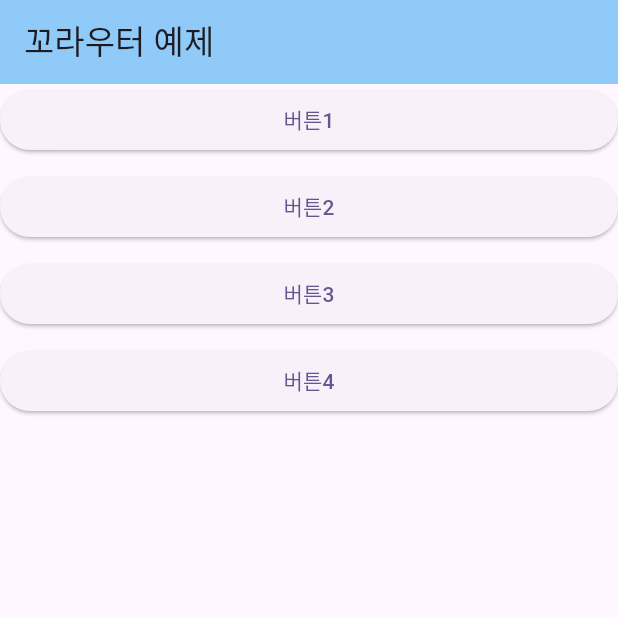
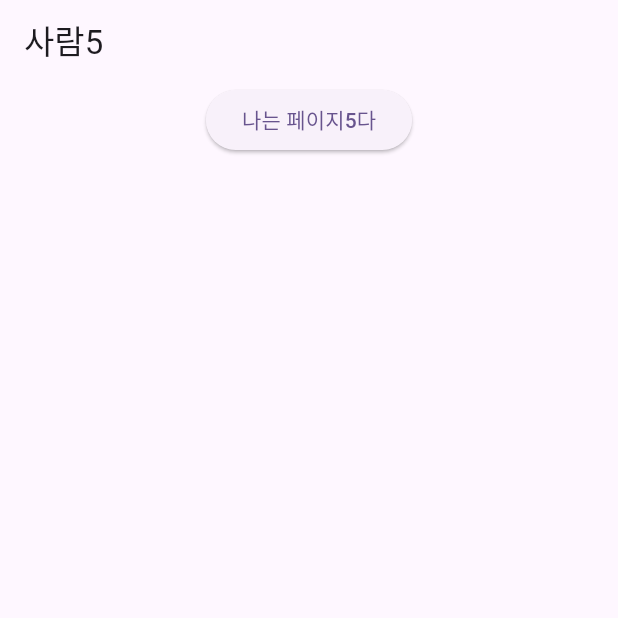
Before and after one commit to gjgkwls/go_router_example, a Flutter app: the screen it shows after launch, on a phone screen of 412 x 824 dp, the top half of it. Run offline on Flutter 3.47's test engine with Material 2 defaults, Android fonts, the phone set to English and light mode, and no system bars; our stand-ins replace go_router.

Commit message:
example commit

```diff
--- a/lib/main.dart
+++ b/lib/main.dart
@@ -1,13 +1,8 @@
 import 'package:flutter/material.dart';
 import 'package:go_router/go_router.dart';
-import 'package:go_router_example/router_screens/colored_person1.dart';
-import 'package:go_router_example/router_screens/error_page.dart';
-import 'package:go_router_example/router_screens/page_1.dart';
-import 'package:go_router_example/router_screens/page_3.dart';
-import 'package:go_router_example/router_screens/person1.dart';
-import 'package:go_router_example/router_screens/page_2.dart';
-import 'package:go_router_example/router_screens/person2.dart';
-import 'package:go_router_example/router_screens/router_main_screen.dart';
+import 'package:go_router_example/router_screens/page_5.dart';
+
+part 'main.g.dart';
 
 void main() {
   runApp(MyApp());
@@ -16,64 +11,71 @@ void main() {
 class MyApp extends StatelessWidget {
   MyApp({super.key});
 
-  final GoRouter _router = GoRouter(
-    routes: <RouteBase>[
-      GoRoute(
-        path: '/',
-        builder: (BuildContext context, GoRouterState state) {
-          return const RouterMainScreen();
-        },
-        routes: <RouteBase>[
-          GoRoute(
-            path: 'page1',
-            builder: (BuildContext context, GoRouterState state) {
-              return const Page1Screen();
-            },
-            routes: [
-              // INFO: 서브라우트1
-              GoRoute(
-                path: 'person1',
-                builder: (context, state) => const Person1Screen(),
-              ),
-              GoRoute(
-                path:
-                    'person1/:color(pink|orange|purple)', // INFO: 이런식으로 하면... 같은 위젯을 사용하는건데 조건에 따라 달라지는 것들을 사용할 수 있음 (저장된, 최근본 .. 이런것들)
-                builder: (context, state) =>
-                    ColoredPerson1Screen(state.pathParameters['color']!),
-              )
-            ],
-          ),
-          GoRoute(
-            path: 'page2',
-            builder: (BuildContext context, GoRouterState state) {
-              return Page2Screen();
-            },
-            routes: [
-              // INFO: 서브라우트2 - 데이터 넘기면서 화면전환 하기
-              GoRoute(
-                path: 'person2/:name',
-                builder: (context, state) => Person2Screen(
-                  name: state.pathParameters['name']!,
-                ),
-              ),
-            ],
-          ),
-          GoRoute(
-            path: 'page3',
-            name: 'page3name', // INFO: 이런식으로 이름을 지정해서 사용할 수 잇음
-            builder: (BuildContext context, GoRouterState state) {
-              return const Page3Screen();
-            },
-          ),
-          GoRoute(
-            path: 'page4',
-            redirect: (context, state) => '/page3', // INFO: direct
-          ),
-        ],
-      ),
-    ],
-    errorBuilder: (context, state) => const ErrorPage(),
-  );
+  // final GoRouter _router = GoRouter(
+  //   initialLocation: '/', // 디폴트 페이지
+  //   routes: <RouteBase>[
+  //     GoRoute(
+  //       path: '/',
+  //       builder: (BuildContext context, GoRouterState state) {
+  //         return const RouterMainScreen();
+  //       },
+  //       routes: <RouteBase>[
+  //         GoRoute(
+  //           path: 'page1',
+  //           builder: (BuildContext context, GoRouterState state) {
+  //             return const Page1Screen();
+  //           },
+  //           routes: [
+  //             // INFO: 서브라우트1
+  //             GoRoute(
+  //               path: 'person1',
+  //               builder: (context, state) => const Person1Screen(),
+  //             ),
+  //             GoRoute(
+  //               path:
+  //                   'person1/:color(pink|orange|purple)', // INFO: 같은 화면을 바라보는데 조건에 따라 달라지는 것들을 사용할 수 있음 (저장된, 최근본 .. 이런것들)
+  //               builder: (context, state) =>
+  //                   ColoredPerson1Screen(state.pathParameters['color']!),
+  //             )
+  //           ],
+  //         ),
+  //         GoRoute(
+  //           path: 'page2',
+  //           builder: (BuildContext context, GoRouterState state) {
+  //             return Page2Screen();
+  //           },
+  //           routes: [
+  //             // INFO: 서브라우트2 - 데이터 넘기면서 화면전환 하기
+  //             GoRoute(
+  //               path: 'person2/:name',
+  //               builder: (context, state) => Person2Screen(
+  //                 name: state.pathParameters['name']!,
+  //               ),
+  //             ),
+  //           ],
+  //         ),
+  //         GoRoute(
+  //           path: 'page3',
+  //           name: 'page3name', // INFO: 이런식으로 이름을 지정해서 사용할 수 잇음
+  //           builder: (BuildContext context, GoRouterState state) {
+  //             return const Page3Screen();
+  //           },
+  //         ),
+  //         GoRoute(
+  //           path: 'page4',
+  //           redirect: (context, state) => '/page3', // INFO: direct
+  //         ),
+  //         GoRoute(
+  //           path: 'page5',
+  //           builder: (context, state) => const Page5Screen(),
+  //         ),
+  //       ],
+  //     ),
+  //   ],
+  //   errorBuilder: (context, state) => const ErrorPage(),
+  // );
+
+  final _router = GoRouter(routes: $appRoutes);
 
   @override
   Widget build(BuildContext context) {
@@ -91,3 +93,17 @@ class MyApp extends StatelessWidget {
     );
   }
 }
+
+@TypedGoRoute<Page5Route>(
+  path: '/',
+  routes: <TypedGoRoute<GoRouteData>>[
+    TypedGoRoute<Page5Route>(path: 'page5'),
+  ],
+)
+class Page5Route extends GoRouteData {
+  const Page5Route();
+
+  @override
+  Widget build(BuildContext context, GoRouterState state) =>
+      const Page5Screen();
+}
--- a/lib/router_screens/page_1.dart
+++ b/lib/router_screens/page_1.dart
@@ -6,7 +6,6 @@ class Page1Screen extends StatelessWidget {
 
   @override
   Widget build(BuildContext context) {
-    final router = GoRouter.of(context);
     return Scaffold(
       appBar: AppBar(
         title: const Text('페이지1'),
@@ -14,7 +13,7 @@ class Page1Screen extends StatelessWidget {
       body: Center(
         child: ElevatedButton(
           child: const Text('나는 페이지1이다.'),
-          onPressed: () => context.go('/page1/person1'),
+          onPressed: () => context.replace('/page1/person1'),
         ),
       ),
     );
--- a/lib/router_screens/page_2.dart
+++ b/lib/router_screens/page_2.dart
@@ -24,7 +24,7 @@ class Page2Screen extends StatelessWidget {
             ),
             ElevatedButton(
               onPressed: () =>
-                  context.go('/page2/person2/${myController.text}'),
+                  context.push('/page2/person2/${myController.text}'),
               child: const Text('입력완료~'),
             ),
           ],
--- /dev/null
+++ b/lib/router_screens/page_5.dart
@@ -0,0 +1,26 @@
+import 'package:flutter/material.dart';
+
+class Page5Screen extends StatelessWidget {
+  const Page5Screen({super.key});
+
+  @override
+  Widget build(BuildContext context) {
+    return Scaffold(
+      appBar: AppBar(
+        title: const Text('사람5'),
+      ),
+      body: Center(
+        child: Column(
+          children: [
+            ElevatedButton(
+              child: const Text(
+                '나는 페이지5다',
+              ),
+              onPressed: () {},
+            ),
+          ],
+        ),
+      ),
+    );
+  }
+}
--- a/lib/router_screens/person1.dart
+++ b/lib/router_screens/person1.dart
@@ -15,21 +15,21 @@ class Person1Screen extends StatelessWidget {
           children: [
             ElevatedButton(
               child: const Text(
-                '분홍색 사람1',
+                '분홍색 사람 (go)',
               ),
-              onPressed: () => context.push('/page1/person1/pink'),
+              onPressed: () => context.go('/page1/person1/pink'),
             ),
             ElevatedButton(
               child: const Text(
-                '보라색 사람1',
+                '보라색 사람 (push)',
               ),
               onPressed: () => context.push('/page1/person1/purple'),
             ),
             ElevatedButton(
               child: const Text(
-                '오렌지색 사람1',
+                '오렌지색 사람 (replace)',
               ),
-              onPressed: () => context.push('/page1/person1/orange'),
+              onPressed: () => context.replace('/page1/person1/orange'),
             ),
           ],
         ),
--- a/pubspec.yaml
+++ b/pubspec.yaml
@@ -39,6 +39,8 @@ dependencies:
 dev_dependencies:
   flutter_test:
     sdk: flutter
+  build_runner: ^2.4.6
+  go_router_builder: ^2.3.0
 
   # The "flutter_lints" package below contains a set of recommended lints to
   # encourage good coding practices. The lint set provided by the package is
```
Also changed, not shown: lib/router_screens/person5.dart (added, +24 -0 lines), lib/router_screens/router_main_screen.dart (+5 -2 lines), lib/main.g.dart (added), pubspec.lock.
